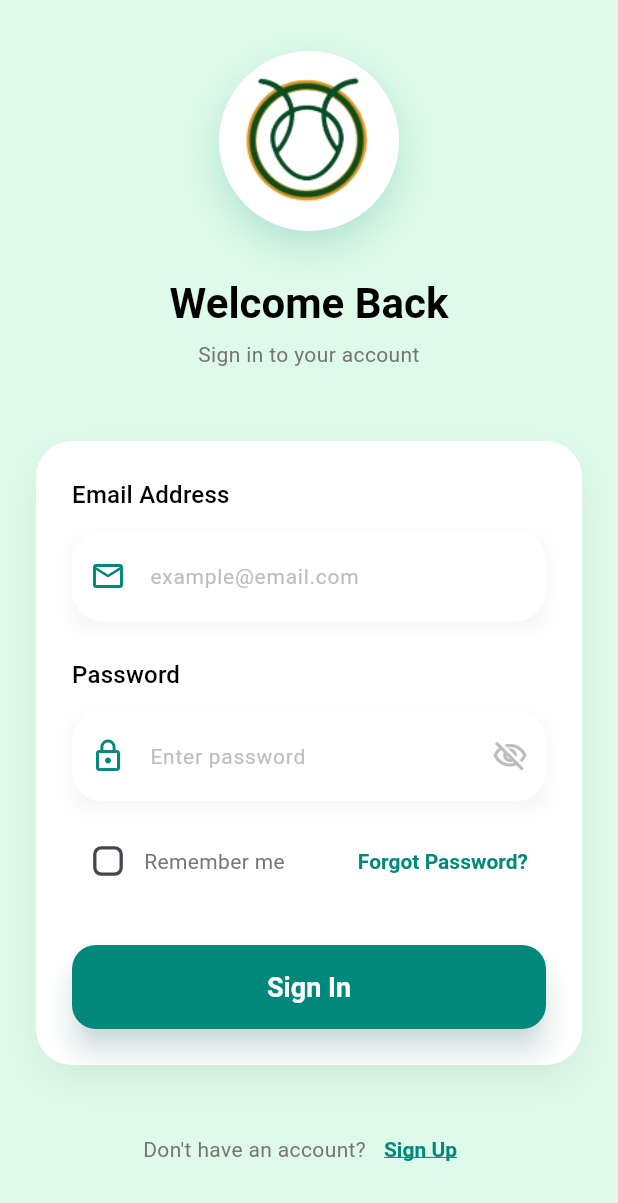
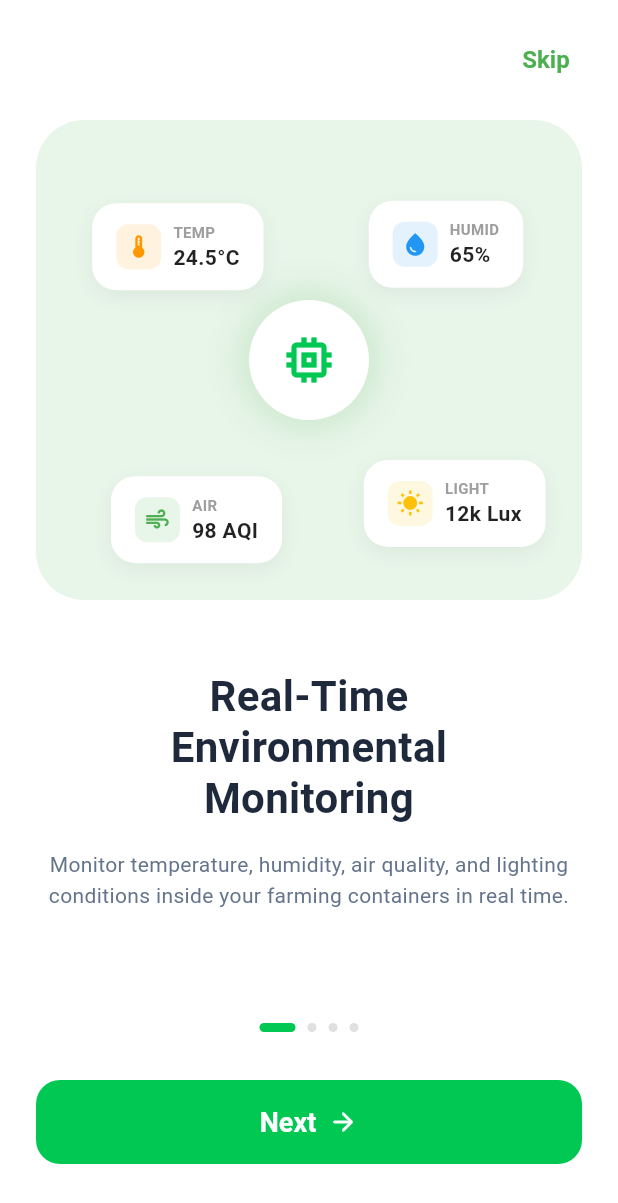
Before and after one commit to FaresGuer/AcridideaPi, a Flutter app: the screen it shows after launch, on a phone screen of 412 x 824 dp. Shown: the top 1203 px of the screen. Run offline on Flutter 3.47's test engine with Material 3 defaults, Android fonts, the phone set to English and light mode, and no system bars; our stand-ins replace flutter_map, latlong2, shared_preferences; accounts and stored records are empty; Roboto replaces fonts that are missing (Poppins).

Commit message:
Final mobile Version with Onboarding screen

```diff
--- a/pi_mobile/lib/main.dart
+++ b/pi_mobile/lib/main.dart
@@ -1,8 +1,10 @@
 import 'package:flutter/material.dart';
+import 'package:shared_preferences/shared_preferences.dart';
 import 'theme/app_theme.dart';
 import 'screens/main_navigation.dart';
 import 'screens/auth/login_screen.dart';
 import 'screens/container/container_router.dart';
+import 'screens/onboarding/onboarding_screen.dart';
 import 'services/auth_service.dart';
 import 'services/container_service.dart';
 import 'models/container.dart' as models;
@@ -20,18 +22,56 @@ class MyApp extends StatefulWidget {
 }
 
 class _MyAppState extends State<MyApp> {
+  bool? _seenOnboarding;
+
   @override
   void initState() {
     super.initState();
     // Initialize authentication - load saved session if available
     AuthService.initializeAuth();
+    _checkOnboarding();
+  }
+
+  Future<void> _checkOnboarding() async {
+    final prefs = await SharedPreferences.getInstance();
+    setState(() {
+      _seenOnboarding = prefs.getBool('seen_onboarding') ?? false;
+    });
   }
 
   @override
   Widget build(BuildContext context) {
+    // Show splash/loading while checking onboarding status
+    if (_seenOnboarding == null) {
+      return MaterialApp(
+        debugShowCheckedModeBanner: false,
+        theme: AppTheme.lightTheme,
+        home: const Scaffold(
+          body: Center(child: CircularProgressIndicator()),
+        ),
+      );
+    }
+
     return ValueListenableBuilder<AuthUser?>(
       valueListenable: AuthService.currentUser,
       builder: (context, user, child) {
+
+        // If user hasn't seen onboarding and is not logged in, show onboarding
+        if (!_seenOnboarding! && user == null) {
+           return MaterialApp(
+            title: 'Monitoring System for Locust Farming',
+            theme: AppTheme.lightTheme,
+            debugShowCheckedModeBanner: false,
+            home: OnboardingScreen(
+              onDone: () {
+                setState(() {
+                  _seenOnboarding = true;
+                });
+              },
+            ),
+          );
+        }
+
         return ValueListenableBuilder<models.Container?>(
           valueListenable: ContainerService.selectedContainer,
           builder: (context, selectedContainer, child) {
--- a/pi_mobile/lib/screens/container/container_selection_screen.dart
+++ b/pi_mobile/lib/screens/container/container_selection_screen.dart
@@ -100,22 +100,22 @@ class _ContainerSelectionScreenState extends State<ContainerSelectionScreen> {
                     return NoContainerPage();
                   }
                   return GridView.builder(
-                    padding: EdgeInsets.symmetric(horizontal: 24, vertical: 12),
+                    padding: EdgeInsets.symmetric(horizontal: 16, vertical: 12),
                     gridDelegate: SliverGridDelegateWithFixedCrossAxisCount(
                       crossAxisCount: 2,
-                      crossAxisSpacing: 16,
-                      mainAxisSpacing: 16,
-                      childAspectRatio: 0.65,
+                      crossAxisSpacing: 12,
+                      mainAxisSpacing: 12,
+                      childAspectRatio: 0.60,
                     ),
                     itemCount: containers.length,
                     itemBuilder: (context, index) {
                       final container = containers[index];
-                      final isWarning = index % 3 == 1;
+                      // ...existing code...
                       return _ContainerGridCard(
                         container: container,
                         index: index,
-                        isWarning: isWarning,
-                        imageAsset: index % 2 == 0 ? 'assets/images/locust_camera.jpg' : null,
+                        // isWarning removed as it's calculated internally
+                        imageAsset: 'assets/images/locust_camera.jpg',
                       );
                     },
                   );
@@ -212,13 +212,11 @@ class _ContainerSelectionScreenState extends State<ContainerSelectionScreen> {
 class _ContainerGridCard extends StatelessWidget {
   final models.Container container;
   final int index;
-  final bool isWarning;
   final String? imageAsset;
 
   const _ContainerGridCard({
     required this.container,
     required this.index,
-    this.isWarning = false,
     this.imageAsset,
   });
 
@@ -292,19 +290,44 @@ class _ContainerGridCard extends StatelessWidget {
                   top: 12,
                   left: 12,
                   child: Container(
-                    padding: const EdgeInsets.symmetric(horizontal: 8, vertical: 4),
+                    padding: const EdgeInsets.symmetric(horizontal: 10, vertical: 6),
                     decoration: BoxDecoration(
                       color: statusColor,
-                      borderRadius: BorderRadius.circular(6),
+                      borderRadius: BorderRadius.circular(20),
+                      boxShadow: [
+                        BoxShadow(
+                          color: Colors.black.withOpacity(0.25), // Darker shadow for depth
+                          blurRadius: 8,
+                          offset: Offset(0, 4),
                         ),
-                    child: Text(
+                      ],
+                    ),
+                    child: Row(
+                      mainAxisSize: MainAxisSize.min,
+                      children: [
+                        Icon(
+                          isCritical ? Icons.error_outline : (status == 'WARNING' ? Icons.warning_amber_rounded : Icons.check_circle_outline),
+                          size: 14,
+                          color: Colors.white,
+                        ),
+                        SizedBox(width: 4),
+                        Text(
                           status,
                           style: const TextStyle(
                             color: Colors.white,
-                        fontSize: 10,
-                        fontWeight: FontWeight.bold,
+                            fontSize: 11,
+                            fontWeight: FontWeight.w800,
                             letterSpacing: 0.5,
+                            shadows: [
+                              Shadow(
+                                offset: Offset(0, 1),
+                                blurRadius: 2.0,
+                                color: Color.fromARGB(60, 0, 0, 0),
                               ),
+                            ],
+                          ),
+                        ),
+                      ],
                     ),
                   ),
                 ),
@@ -314,6 +337,10 @@ class _ContainerGridCard extends StatelessWidget {
               child: Padding(
                 padding: const EdgeInsets.all(12.0),
                 child: Column(
+                  crossAxisAlignment: CrossAxisAlignment.start,
+                  mainAxisAlignment: MainAxisAlignment.spaceBetween, // Distribute space evenly
+                  children: [
+                    Column(
                       crossAxisAlignment: CrossAxisAlignment.start,
                       children: [
                         Text(
@@ -346,14 +373,15 @@ class _ContainerGridCard extends StatelessWidget {
                           'Last updated: $displayMins ago',
                           style: const TextStyle(fontSize: 10, color: Color(0xFF94A3B8)),
                         ),
+                      ],
+                    ),
 
-                    const SizedBox(height: 8),
-                    // Thin gray divider line
+                    // Divider
                     Container(
                       height: 1,
                       color: Color(0xFFE2E8F0),
+                      margin: EdgeInsets.symmetric(vertical: 4),
                     ),
-                    const SizedBox(height: 8),
 
                     // Metrics Row
                     Row(
@@ -365,20 +393,21 @@ class _ContainerGridCard extends StatelessWidget {
                             isCritical || (status == 'WARNING' && (hum > 70 || hum < 30)) ? statusColor : const Color(0xFF00C853)),
                       ],
                     ),
-                    const SizedBox(height: 12),
+
+                    // Action Link
                     Row(
                       children: [
                         Text(
                           status == 'ACTIVE' ? 'Details' : (status == 'CRITICAL' ? 'Take Action' : 'Review Alerts'),
                           style: TextStyle(
                             fontSize: 12,
-                            fontWeight: FontWeight.w600,
+                            fontWeight: FontWeight.w700,
                             color: statusColor,
                           ),
                         ),
                         const SizedBox(width: 4),
                         Icon(
-                          Icons.arrow_forward,
+                          Icons.arrow_forward_rounded,
                           size: 14,
                           color: statusColor,
                         ),
--- /dev/null
+++ b/pi_mobile/lib/screens/onboarding/onboarding_screen.dart
@@ -0,0 +1,512 @@
+import 'package:flutter/material.dart';
+import 'dart:math' as math;
+import 'package:shared_preferences/shared_preferences.dart';
+import '../../theme/app_theme.dart';
+import '../auth/login_screen.dart';
+
+class OnboardingScreen extends StatefulWidget {
+  final VoidCallback? onDone;
+
+  const OnboardingScreen({super.key, this.onDone});
+
+  @override
+  State<OnboardingScreen> createState() => _OnboardingScreenState();
+}
+
+class _OnboardingScreenState extends State<OnboardingScreen> {
+  final PageController _pageController = PageController();
+  int _currentPage = 0;
+
+  final List<OnboardingContent> _contents = [
+    OnboardingContent(
+      title: 'Real-Time\nEnvironmental\nMonitoring',
+      description:
+          'Monitor temperature, humidity, air quality, and lighting conditions inside your farming containers in real time.',
+      image: 'assets/images/onboarding1.png', // Placeholder
+      icon: Icons.sensors,
+      color: Color(0xFFE8F5E9),
+      customWidget: _FloatingDataCardsWidget(),
+    ),
+    OnboardingContent(
+      title: 'Automated Climate\nControl',
+      description:
+          'Automatically regulate ventilation, heating, humidification, and feeding to maintain optimal growth conditions.',
+      image: 'assets/images/onboarding2.png',
+      icon: Icons.ac_unit,
+      color: Color(0xFFE1F5FE),
+    ),
+    OnboardingContent(
+      title: 'AI Behavioral Insights',
+      description:
+          'Use advanced AI vision analysis to monitor locust activity, detect anomalies, and predict health risks.',
+      image: 'assets/images/onboarding3.png',
+      icon: Icons.visibility,
+      color: Color(0xFFF3E5F5),
+    ),
+    OnboardingContent(
+      title: 'Stay Informed,\nAnytime, Anywhere',
+      description:
+          'Receive instant alerts and manage your farming containers remotely from anywhere in the world.',
+      image: 'assets/images/onboarding4.png',
+      icon: Icons.notifications_active,
+      color: Color(0xFFFFF3E0),
+    ),
+  ];
+
+  @override
+  void dispose() {
+    _pageController.dispose();
+    super.dispose();
+  }
+
+  Future<void> _completeOnboarding() async {
+    final prefs = await SharedPreferences.getInstance();
+    await prefs.setBool('seen_onboarding', true);
+
+    if (widget.onDone != null) {
+      widget.onDone!();
+    } else {
+      if (!mounted) return;
+      Navigator.of(context).pushReplacement(
+        MaterialPageRoute(builder: (context) => const LoginScreen()),
+      );
+    }
+  }
+
+  void _nextPage() {
+    if (_currentPage < _contents.length - 1) {
+      _pageController.nextPage(
+        duration: const Duration(milliseconds: 300),
+        curve: Curves.easeInOut,
+      );
+    } else {
+      _completeOnboarding();
+    }
+  }
+
+  @override
+  Widget build(BuildContext context) {
+    return Scaffold(
+      backgroundColor: Colors.white,
+      body: SafeArea(
+        child: Column(
+          children: [
+            // Skip Button
+            Align(
+              alignment: Alignment.topRight,
+              child: Padding(
+                padding: const EdgeInsets.all(16.0),
+                child: TextButton(
+                  onPressed: _completeOnboarding,
+                  child: const Text(
+                    'Skip',
+                    style: TextStyle(
+                      color: Color(0xFF4CAF50), // Green color matching design
+                      fontWeight: FontWeight.bold,
+                      fontSize: 16,
+                    ),
+                  ),
+                ),
+              ),
+            ),
+
+            // Page View
+            Expanded(
+              child: PageView.builder(
+                controller: _pageController,
+                onPageChanged: (index) {
+                  setState(() {
+                    _currentPage = index;
+                  });
+                },
+                itemCount: _contents.length,
+                itemBuilder: (context, index) {
+                  return OnboardingPage(content: _contents[index]);
+                },
+              ),
+            ),
+
+            // Bottom Section (Indicators + Button)
+            Padding(
+              padding: const EdgeInsets.fromLTRB(24, 0, 24, 48),
+              child: Column(
+                children: [
+                  // Indicators
+                  Row(
+                    mainAxisAlignment: MainAxisAlignment.center,
+                    children: List.generate(
+                      _contents.length,
+                      (index) => AnimatedContainer(
+                        duration: const Duration(milliseconds: 300),
+                        margin: const EdgeInsets.symmetric(horizontal: 4),
+                        height: 6,
+                        width: _currentPage == index ? 24 : 6,
+                        decoration: BoxDecoration(
+                          color: _currentPage == index
+                              ? const Color(0xFF00C853) // Active green
+                              : Colors.grey.shade300,
+                          borderRadius: BorderRadius.circular(3),
+                        ),
+                      ),
+                    ),
+                  ),
+                  const SizedBox(height: 32),
+
+                  // Next / Get Started Button
+                  SizedBox(
+                    width: double.infinity,
+                    height: 56,
+                    child: ElevatedButton(
+                      onPressed: _nextPage,
+                      style: ElevatedButton.styleFrom(
+                        backgroundColor: const Color(0xFF00C853), // Green button
+                        foregroundColor: Colors.white,
+                        shape: RoundedRectangleBorder(
+                          borderRadius: BorderRadius.circular(16),
+                        ),
+                        elevation: 0,
+                      ),
+                      child: Row(
+                        mainAxisAlignment: MainAxisAlignment.center,
+                        children: [
+                          Text(
+                            _currentPage == _contents.length - 1
+                                ? 'Get Started'
+                                : 'Next',
+                            style: const TextStyle(
+                              fontSize: 18,
+                              fontWeight: FontWeight.bold,
+                            ),
+                          ),
+                          const SizedBox(width: 8),
+                          const Icon(Icons.arrow_forward_rounded, size: 20),
+                        ],
+                      ),
+                    ),
+                  ),
+                ],
+              ),
+            ),
+          ],
+        ),
+      ),
+    );
+  }
+}
+
+class OnboardingContent {
+  final String title;
+  final String description;
+  final String image;
+  final IconData icon;
+  final Color color;
+  final Widget? customWidget;
+
+  OnboardingContent({
+    required this.title,
+    required this.description,
+    required this.image,
+    required this.icon,
+    required this.color,
+    this.customWidget,
+  });
+}
+
+class OnboardingPage extends StatelessWidget {
+  final OnboardingContent content;
+
+  const OnboardingPage({super.key, required this.content});
+
+  @override
+  Widget build(BuildContext context) {
+    // Check if title contains "Anywhere" to apply special styling
+    final isLastSlide = content.title.contains('Anywhere');
+
+    return Padding(
+      padding: const EdgeInsets.symmetric(horizontal: 24),
+      child: SingleChildScrollView(
+        child: Column(
+          mainAxisAlignment: MainAxisAlignment.center,
+          children: [
+            // Image / Illustration Placeholder or Custom Widget
+            content.customWidget ??
+                Container(
+                  height: 320,
+                  width: double.infinity,
+                  decoration: BoxDecoration(
+                    color: content.color,
+                    borderRadius: BorderRadius.circular(32),
+                  ),
+                  child: Stack(
+                    alignment: Alignment.center,
+                    children: [
+                      // In a real app, use Image.asset(content.image)
+                      // Using Icon as placeholder matching the design style
+                      Icon(
+                        content.icon,
+                        size: 100,
+                        color: Colors.green.shade700.withOpacity(0.5),
+                      ),
+                      // Decorative elements simulating the screenshot
+                      Positioned(
+                          top: 20,
+                          right: 20,
+                          child: Icon(Icons.cloud_queue, color: Colors.white, size: 40)),
+                      Positioned(
+                          bottom: 30,
+                          left: 30,
+                          child: Icon(Icons.air, color: Colors.white, size: 30)),
+                    ],
+                  ),
+                ),
+            const SizedBox(height: 48),
+
+            // Title
+            isLastSlide
+                ? RichText(
+                    textAlign: TextAlign.center,
+                    text: TextSpan(
+                      style: const TextStyle(
+                        fontSize: 28,
+                        fontWeight: FontWeight.bold,
+                        color: Color(0xFF1E293B), // Slate 800
+                        height: 1.2,
+                        fontFamily: 'Roboto', // Ensure font consistency
+                      ),
+                      children: [
+                        TextSpan(text: 'Stay Informed,\n'),
+                        TextSpan(
+                          text: 'Anytime, Anywhere',
+                          style: TextStyle(color: Color(0xFF00C853)),
+                        ),
+                      ],
+                    ),
+                  )
+                : Text(
+                    content.title,
+                    textAlign: TextAlign.center,
+                    style: const TextStyle(
+                      fontSize: 28,
+                      fontWeight: FontWeight.bold,
+                      color: Color(0xFF1E293B), // Slate 800
+                      height: 1.2,
+                    ),
+                  ),
+            const SizedBox(height: 16),
+
+            // Description
+            Text(
+              content.description,
+              textAlign: TextAlign.center,
+              style: const TextStyle(
+                fontSize: 14,
+                color: Color(0xFF64748B), // Slate 500
+                height: 1.5,
+              ),
+            ),
+          ],
+        ),
+      ),
+    );
+  }
+}
+
+class _FloatingDataCardsWidget extends StatefulWidget {
+  @override
+  State<_FloatingDataCardsWidget> createState() => _FloatingDataCardsWidgetState();
+}
+
+class _FloatingDataCardsWidgetState extends State<_FloatingDataCardsWidget>
+    with SingleTickerProviderStateMixin {
+  late AnimationController _controller;
+
+  @override
+  void initState() {
+    super.initState();
+    _controller = AnimationController(
+      vsync: this,
+      duration: const Duration(seconds: 4),
+    )..repeat(reverse: true);
+  }
+
+  @override
+  void dispose() {
+    _controller.dispose();
+    super.dispose();
+  }
+
+  @override
+  Widget build(BuildContext context) {
+    return Container(
+      height: 320,
+      width: double.infinity,
+      decoration: BoxDecoration(
+        color: Color(0xFFE8F5E9), // Light green background
+        borderRadius: BorderRadius.circular(32),
+      ),
+      child: Stack(
+        clipBehavior: Clip.none,
+        alignment: Alignment.center,
+        children: [
+          // Central Chip Icon with Glow
+          Container(
+            width: 80,
+            height: 80,
+            decoration: BoxDecoration(
+              color: Colors.white,
+              shape: BoxShape.circle,
+              boxShadow: [
+                BoxShadow(
+                  color: Colors.green.withOpacity(0.2),
+                  blurRadius: 20,
+                  spreadRadius: 5,
+                ),
+              ],
+            ),
+            child: Icon(Icons.memory, color: Color(0xFF00C853), size: 40),
+          ),
+
+          // Connecting Lines (Static behind)
+          // Simplified as just position relative to center
+
+          // Floating Cards
+          // Top Left - Temp
+          _buildFloatingCard(
+            alignment: Alignment(-0.7, -0.6),
+            icon: Icons.thermostat,
+            label: 'TEMP',
+            value: '24.5°C',
+            color: Colors.orange.shade50,
+            iconColor: Colors.orange,
+            delay: 0.0,
+          ),
+
+          // Top Right - Humidity
+          _buildFloatingCard(
+            alignment: Alignment(0.7, -0.7),
+            icon: Icons.water_drop,
+            label: 'HUMID',
+            value: '65%',
+            color: Colors.blue.shade50,
+            iconColor: Colors.blue,
+            delay: 1.0, // Different phase
+          ),
+
+          // Bottom Left - Air
+          _buildFloatingCard(
+            alignment: Alignment(-0.6, 0.7),
+            icon: Icons.air,
+            label: 'AIR',
+            value: '98 AQI',
+            color: Colors.green.shade50,
+            iconColor: Colors.green,
+            delay: 2.0, // Different phase
+          ),
+
+          // Bottom Right - Light
+          _buildFloatingCard(
+            alignment: Alignment(0.8, 0.6),
+            icon: Icons.wb_sunny,
+            label: 'LIGHT',
+            value: '12k Lux',
+            color: Colors.amber.shade50,
+            iconColor: Colors.amber,
+            delay: 1.5, // Different phase
+          ),
+        ],
+      ),
+    );
+  }
+
+  Widget _buildFloatingCard({
+    required Alignment alignment,
+    required IconData icon,
+    required String label,
+    required String value,
+    required Color color,
+    required Color iconColor,
+    required double delay,
+  }) {
+    // Generate a unique floating animation based on delay/phase
+    return Align(
+      alignment: alignment,
+      child: AnimatedBuilder(
+        animation: _controller,
+        builder: (context, child) {
+          // Create a sine wave motion: sin(2*pi*t + phase)
+          // We use _controller.value (0..1) to drive time
+          // But since we repeat(reverse: true), value goes 0->1->0.
+          // For continuous floating, just repeat() is better, but bouncing up/down works too.
+          // math.sin requires dart:math import which we added.
+
+          final offset = 10.0 *
+              (1 + 0.5 * delay) * // slightly different amplitude
+              math.sin(2 * math.pi * _controller.value + delay); // distinct phase
+
+          return Transform.translate(
+            offset: Offset(0, offset),
+            child: child,
+          );
+        },
+        child: Container(
+          padding: EdgeInsets.symmetric(horizontal: 16, vertical: 12),
+          decoration: BoxDecoration(
+            color: Colors.white,
+            borderRadius: BorderRadius.circular(16),
+            boxShadow: [
+              BoxShadow(
+                color: Colors.black.withOpacity(0.05),
+                blurRadius: 10,
+                offset: Offset(0, 4),
+              ),
+            ],
+          ),
+          child: Column(
+            mainAxisSize: MainAxisSize.min,
+            children: [
+              Row(
+                mainAxisSize: MainAxisSize.min,
+                children: [
+                  Container(
+                    padding: EdgeInsets.all(6),
+                    decoration: BoxDecoration(
+                      color: color,
+                      borderRadius: BorderRadius.circular(8),
+                    ),
+                    child: Icon(icon, color: iconColor, size: 18),
+                  ),
+                  SizedBox(width: 8),
+                  Flexible(
+                    child: Column(
+                      crossAxisAlignment: CrossAxisAlignment.start,
+                      children: [
+                        Text(
+                          label,
+                          style: TextStyle(
+                            fontSize: 10,
+                            color: Colors.grey.shade500,
+                            fontWeight: FontWeight.w600,
+                          ),
+                          overflow: TextOverflow.ellipsis,
+                        ),
+                        Text(
+                          value,
+                          style: TextStyle(
+                            fontSize: 14,
+                            fontWeight: FontWeight.bold,
+                            color: Colors.black87,
+                          ),
+                          overflow: TextOverflow.ellipsis,
+                        ),
+                      ],
+                    ),
+                  ),
+                ],
+              ),
+            ],
+          ),
+        ),
+      ),
+    );
+  }
+}
```
Lines whose indentation alone changed are shown as unchanged.
